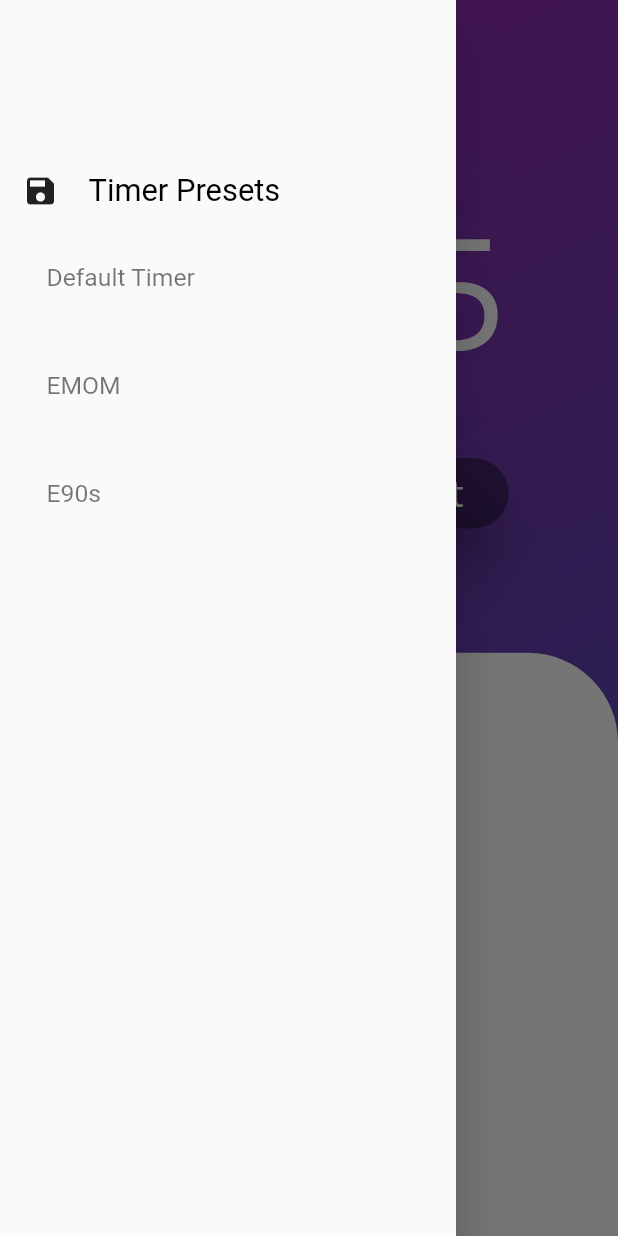
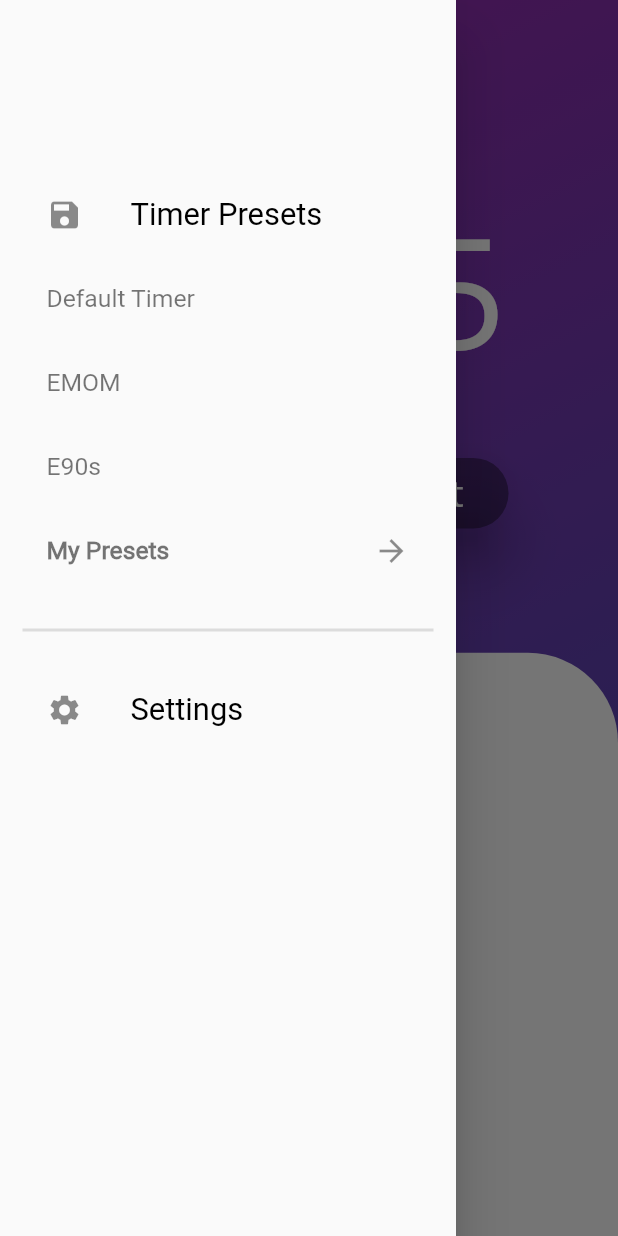
Before and after one commit to sabinabialic/HiitMe-Interval-Timer, a Flutter app: the screen it shows after launch, with the side drawer open, on a phone screen of 412 x 824 dp. Run offline on Flutter 3.47's test engine with Material 2 defaults, Android fonts, the phone set to English and light mode, and no system bars; our stand-ins replace audioplayers, flutter_local_notifications, numberpicker, percent_indicator; missing offline and left inert: responsive_flutter, sound_mode.

Commit message:
Sidebar Implementation Continued

```diff
--- a/lib/screens/hiit_screen.dart
+++ b/lib/screens/hiit_screen.dart
@@ -1,5 +1,6 @@
 import 'package:flutter/material.dart';
 import 'package:interval_timer/screens/workout_screen.dart';
+import 'package:interval_timer/widgets/customappbar.dart';
 import 'package:interval_timer/widgets/durationpicker.dart';
 import 'package:numberpicker/numberpicker.dart';
 import '../main.dart';
@@ -27,77 +28,9 @@ class _HiitScreenState extends State<HiitScreen> {
     return Scaffold(
       extendBodyBehindAppBar: true,
       // App bar with text
-      appBar: AppBar(
-        centerTitle: true,
-        title: Text(
-          "Interval Timer",
-          textAlign: TextAlign.center,
-          style: TextStyle(fontFamily: "Roboto",
-              fontSize: MediaQuery.of(context).size.width * 0.07)
-        ),
-        elevation: 0.0, backgroundColor: Colors.transparent,
-      ),
-
+      appBar: CustomAppBar(context),
       // Sliding drawer
-      drawer: Drawer(
-        // ListView ensures the user can scroll through the options if there
-        // is not enough space on the screen
-        child: ListView(
-          padding: EdgeInsets.all(15),
-          children: <Widget>[
-            SizedBox(height: 100),
-            Row( children: [
-              Icon(Icons.save),
-              SizedBox(width: 20),
-              Text('Timer Presets', style: TextStyle(
-                  fontFamily: "Roboto", color: Colors.black,
-                  fontSize: MediaQuery.of(context).size.width * 0.05))
-            ]),
-            ListTile(subtitle: Text('Default Timer', style: TextStyle(
-                fontFamily: "Roboto", color: Colors.black54,
-                fontSize: MediaQuery.of(context).size.width * 0.04)),
-              onTap: () {
-                // Set default values for the timer
-                _hiit = defaultHiit;
-                // Callback
-                _onHiitChanged();
-                // Close the drawer
-                Navigator.pop(context);
-              }),
-            ListTile(subtitle: Text('EMOM', style: TextStyle(
-                fontFamily: "Roboto", color: Colors.black54,
-                fontSize: MediaQuery.of(context).size.width * 0.04)),
-              onTap: () {
-                // Set default values for EMOM
-                _hiit.workTime = Duration(seconds: 60);
-                _hiit.repRest = Duration(seconds: 0);
-                _hiit.reps = 5;
-                _hiit.sets = 1;
-                _hiit.setRest = Duration(seconds: 0);
-                // Callback
-                _onHiitChanged();
-                // Close the drawer
-                Navigator.pop(context);
-              }),
-            ListTile(subtitle: Text('E90s', style: TextStyle(
-                fontFamily: "Roboto", color: Colors.black54,
-                fontSize: MediaQuery.of(context).size.width * 0.04)),
-              onTap: () {
-                // Set default values for E90s
-                _hiit.workTime = Duration(seconds: 90);
-                _hiit.repRest = Duration(seconds: 0);
-                _hiit.reps = 5;
-                _hiit.sets = 1;
-                _hiit.setRest = Duration(seconds: 0);
-                // Callback
-                _onHiitChanged();
-                // Close the drawer
-                Navigator.pop(context);
-              }),
-          ],
-        )
-      ),
-
+      drawer: hiitAppDrawer(),
       // Main UI
       body: Stack(
         alignment: Alignment.center,
@@ -369,4 +302,80 @@ class _HiitScreenState extends State<HiitScreen> {
       ),
     );
   }
+
+  // App Drawer
+  hiitAppDrawer() {
+    return Drawer(
+    // ListView ensures the user can scroll through the options if there
+    // is not enough space on the screen
+      child: ListView(
+          padding: EdgeInsets.all(15),
+          children: <Widget>[
+            SizedBox(height: 100),
+            ListTile(
+                leading: Icon(Icons.save),
+                title: Text('Timer Presets', style: TextStyle(
+                    fontFamily: "Roboto", color: Colors.black,
+                    fontSize: MediaQuery.of(context).size.width * 0.05))),
+            ListTile(
+                title: Text('Default Timer', style: TextStyle(
+                    fontFamily: "Roboto", color: Colors.black54,
+                    fontSize: MediaQuery.of(context).size.width * 0.04)),
+                onTap: () {
+                  // Set default values for the timer
+                  _hiit = defaultHiit;
+                  // Callback
+                  _onHiitChanged();
+                  // Close the drawer
+                  Navigator.pop(context);
+                }),
+            ListTile(
+                title: Text('EMOM', style: TextStyle(
+                    fontFamily: "Roboto", color: Colors.black54,
+                    fontSize: MediaQuery.of(context).size.width * 0.04)),
+                onTap: () {
+                  // Set default values for EMOM
+                  _hiit.workTime = Duration(seconds: 60);
+                  _hiit.repRest = Duration(seconds: 0);
+                  _hiit.reps = 5;
+                  _hiit.sets = 1;
+                  _hiit.setRest = Duration(seconds: 0);
+                  // Callback
+                  _onHiitChanged();
+                  // Close the drawer
+                  Navigator.pop(context);
+                }),
+            ListTile(
+                title: Text('E90s', style: TextStyle(
+                    fontFamily: "Roboto", color: Colors.black54,
+                    fontSize: MediaQuery.of(context).size.width * 0.04)),
+                onTap: () {
+                  // Set default values for E90s
+                  _hiit.workTime = Duration(seconds: 90);
+                  _hiit.repRest = Duration(seconds: 0);
+                  _hiit.reps = 5;
+                  _hiit.sets = 1;
+                  _hiit.setRest = Duration(seconds: 0);
+                  // Callback
+                  _onHiitChanged();
+                  // Close the drawer
+                  Navigator.pop(context);
+                }),
+            ListTile(
+                title: Text('My Presets', style: TextStyle(
+                    fontFamily: "Roboto", color: Colors.black54, fontWeight: FontWeight.bold,
+                    fontSize: MediaQuery.of(context).size.width * 0.04)),
+                trailing: Icon(Icons.arrow_forward),
+                onTap: () {
+                  // Close the drawer
+                  Navigator.pop(context);
+                }),
+            Divider(height: 50, thickness: 2),
+            ListTile(
+                leading: Icon(Icons.settings),
+                title: Text('Settings', style: TextStyle(
+                    fontFamily: "Roboto", color: Colors.black,
+                    fontSize: MediaQuery.of(context).size.width * 0.05))),
+          ]));
+  }
 }
--- /dev/null
+++ b/lib/widgets/customappbar.dart
@@ -0,0 +1,10 @@
+import 'package:flutter/material.dart';
+
+Widget CustomAppBar(context){
+  return AppBar(
+    centerTitle: true, title: Text("Interval Timer",
+      textAlign: TextAlign.center, style: TextStyle(fontFamily: "Roboto",
+          fontSize: MediaQuery.of(context).size.width * 0.07)),
+    elevation: 0.0, backgroundColor: Colors.transparent
+  );
+}
```
